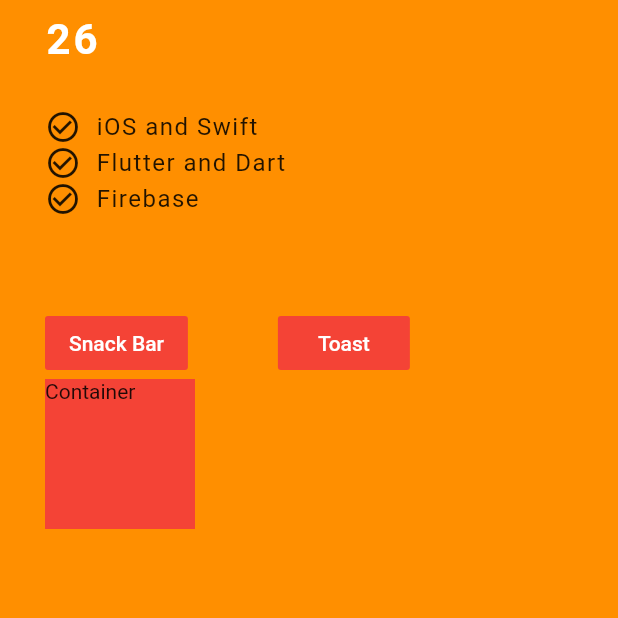
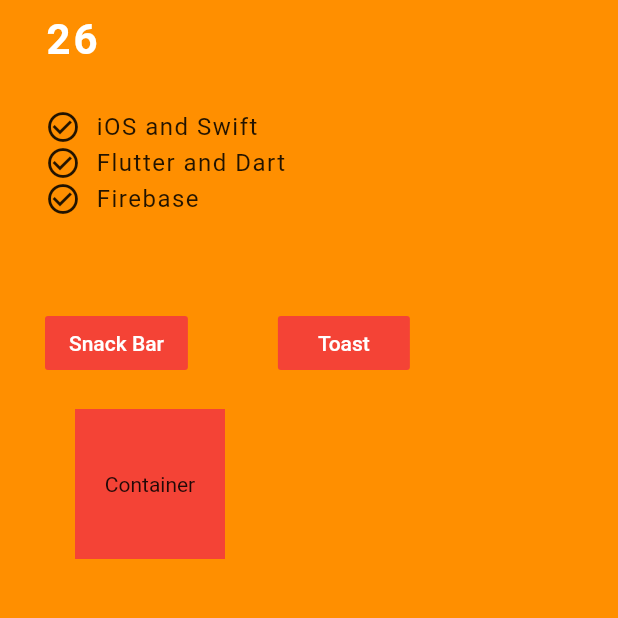
Before and after one commit to fomagran/Flutter-Example, a Flutter app: the screen it shows after launch, on a phone screen of 412 x 824 dp, the part 572-1190 px from its top. Run offline on Flutter 3.47's test engine with Material 2 defaults, Android fonts, the phone set to English and light mode, and no system bars; our stand-ins replace fluttertoast.

Commit message:
컨테이너에 패딩 마진 줘보기

```diff
--- a/lib/main.dart
+++ b/lib/main.dart
@@ -271,7 +271,13 @@ class MyContainer extends StatelessWidget {
           color: Colors.red,
           width: 100,
           height: 100,
-          child: Text("Container"),
+          child: Center(
+            child: Text("Container"),
+          ),
+          //패딩은 안쪽의 간격
+          padding: EdgeInsets.all(10),
+          //마진은 바깥쪽 간격
+          margin: EdgeInsets.all(20),
         ),
       ],
     );
```
